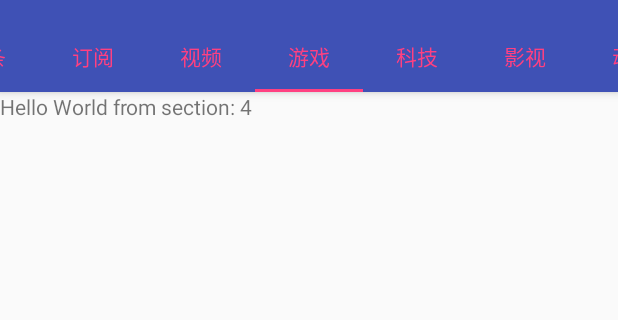
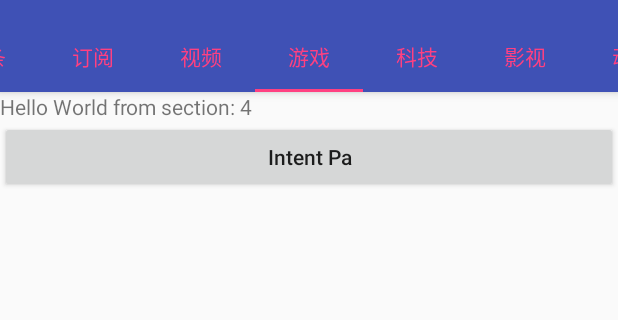
Before and after one commit to HanXuanMo/naruto, an Android app: the screen it shows after launch (MainActivity), in the side drawer, after a tap on "游戏", on a phone screen of 412 x 824 dp, the part 64-384 px from its top. Run offline under Robolectric (Android 15) with nearby library versions, the phone set to English and light mode, and no system bars.

Commit message:
Intent to Ps

```diff
--- a/app/src/main/java/com/naruto/android/MainActivity.java
+++ b/app/src/main/java/com/naruto/android/MainActivity.java
@@ -1,5 +1,6 @@
 package com.naruto.android;
 
+import android.content.Intent;
 import android.graphics.Color;
 import android.support.annotation.NonNull;
 import android.support.design.widget.FloatingActionButton;
@@ -19,6 +20,7 @@ import android.view.LayoutInflater;
 import android.view.MenuItem;
 import android.view.View;
 import android.view.ViewGroup;
+import android.widget.Button;
 import android.widget.TextView;
 
 public class MainActivity extends AppCompatActivity {
@@ -110,11 +112,19 @@ public class MainActivity extends AppCompatActivity {
         }
 
         @Override
-        public View onCreateView(LayoutInflater inflater, ViewGroup container,
-                                 Bundle savedInstanceState) {
+        public View onCreateView(LayoutInflater inflater, final ViewGroup container, Bundle savedInstanceState) {
             View rootView = inflater.inflate(R.layout.content_main, container, false);
             TextView textView = (TextView) rootView.findViewById(R.id.text_view);
             textView.setText(getString(R.string.section_format, getArguments().getInt(ARG_SECTION_NUMBER)));
+            //Intent Ps
+            Button intentPs = (Button) rootView.findViewById(R.id.intent_ps);
+            intentPs.setOnClickListener(new View.OnClickListener() {
+                @Override
+                public void onClick(View v) {
+                    Intent intent = new Intent(container.getContext(), Ps.class);
+                    startActivity(intent);
+                }
+            });
             return rootView;
         }
     }
--- a/app/src/main/res/layout/content_main.xml
+++ b/app/src/main/res/layout/content_main.xml
@@ -1,5 +1,5 @@
 <?xml version="1.0" encoding="utf-8"?>
-<android.support.constraint.ConstraintLayout
+<RelativeLayout
     xmlns:android="http://schemas.android.com/apk/res/android"
     xmlns:app="http://schemas.android.com/apk/res-auto"
     xmlns:tools="http://schemas.android.com/tools"
@@ -16,4 +16,12 @@
         android:layout_height="wrap_content"
         android:text="@string/title_home_page"/>
 
-</android.support.constraint.ConstraintLayout>
+    <Button
+        android:id="@+id/intent_ps"
+        android:layout_width="match_parent"
+        android:layout_height="wrap_content"
+        android:text="Intent Pa"
+        android:layout_below="@id/text_view"
+        android:textAllCaps="false"/>
+
+</RelativeLayout>
```
